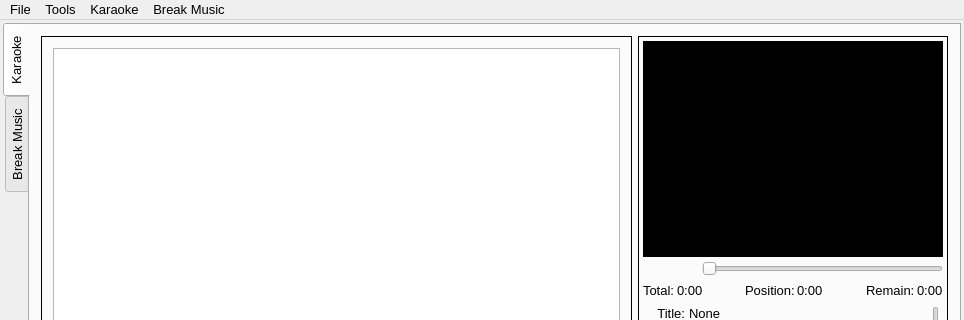
Above: OpenKJ/mainwindow.ui from OpenKJ/OpenKJ before the change; both pictures show x 0 to 964 and y 0 to 320 of the 964 by 741 pixel window. Below: the same form after it.
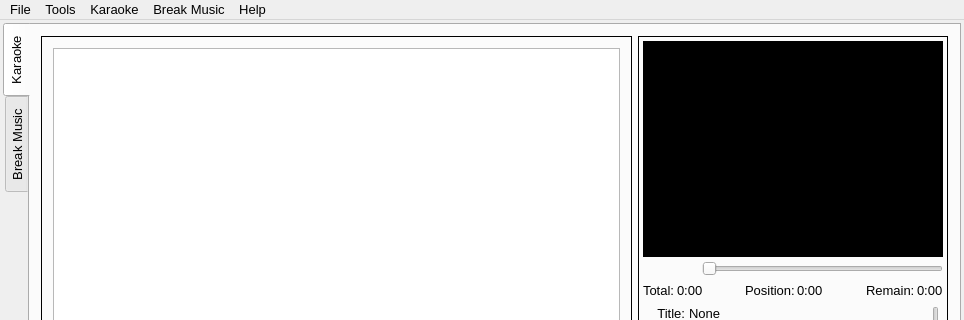
That is the form after the change. Icons and pictures are not drawn. Custom widgets are drawn as their Qt base class.

Commit message: Adding "About" dialog

The edit to the form file:
```diff
--- a/OpenKJ/mainwindow.ui
+++ b/OpenKJ/mainwindow.ui
@@ -2612,10 +2612,17 @@
     <addaction name="actionDisplay_Filenames"/>
     <addaction name="menuPlaylists"/>
    </widget>
+   <widget class="QMenu" name="menuHelp">
+    <property name="title">
+     <string>Help</string>
+    </property>
+    <addaction name="actionAbout"/>
+   </widget>
    <addaction name="menuFile"/>
    <addaction name="menuTools"/>
    <addaction name="menuKaraoke"/>
    <addaction name="menuBreak_Music"/>
+   <addaction name="menuHelp"/>
   </widget>
   <widget class="QStatusBar" name="statusBar"/>
   <action name="actionExit">
```
Left out of the diff: 5 changed lines with no effect on the pictures. The commit also changes 3 other files.
